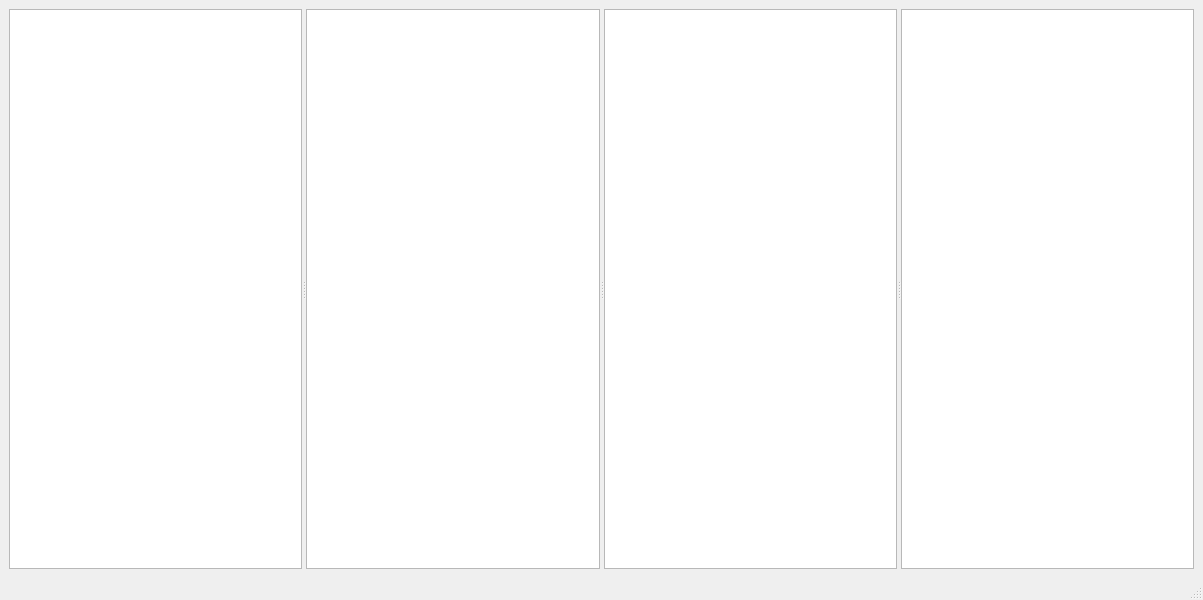
This is UI/Widgets/mainwindow.ui in d029940/QtAnalyzeGPX as Qt 5 draws it before an edit. The edited form follows.
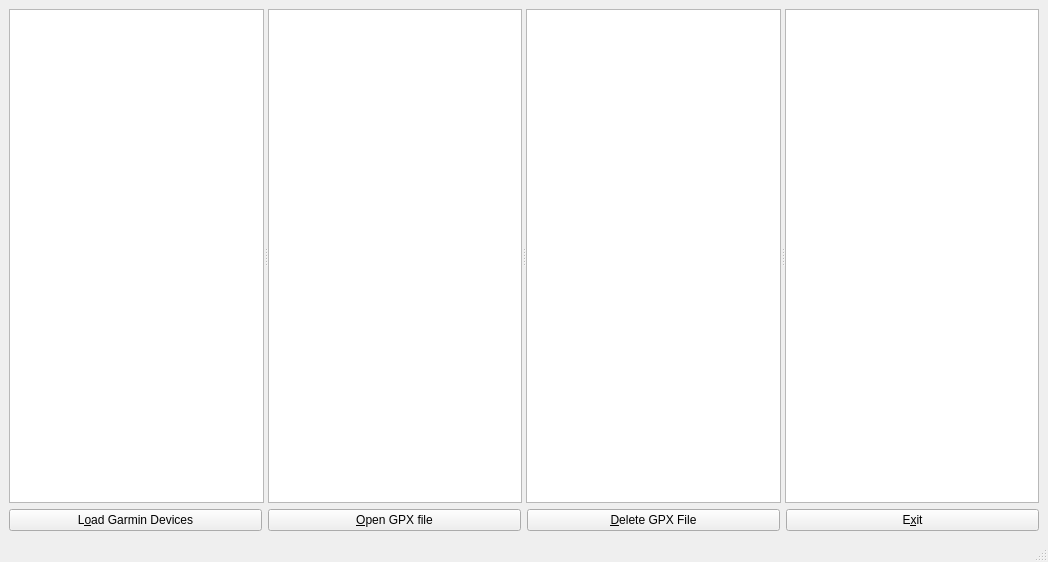
This is the edited form.

The edit to the form file:
```diff
--- a/UI/Widgets/mainwindow.ui
+++ b/UI/Widgets/mainwindow.ui
@@ -6,8 +6,8 @@
    <rect>
     <x>0</x>
     <y>0</y>
-    <width>1203</width>
-    <height>600</height>
+    <width>1048</width>
+    <height>562</height>
    </rect>
   </property>
   <property name="windowTitle">
@@ -21,11 +21,46 @@
        <enum>Qt::Horizontal</enum>
       </property>
       <widget class="QTreeView" name="dirTreeView"/>
-      <widget class="QListView" name="trkListView"/>
-      <widget class="QListView" name="wptListView"/>
-      <widget class="QListView" name="rteListView"/>
+      <widget class="QTableView" name="trkListView"/>
+      <widget class="QTableView" name="wptListView"/>
+      <widget class="QTableView" name="rteListView"/>
      </widget>
     </item>
+    <item>
+     <layout class="QHBoxLayout" name="horizontalLayout">
+      <item>
+       <widget class="QPushButton" name="loadGpxButton">
+        <property name="text">
+         <string>L&amp;oad Garmin Devices</string>
+        </property>
+       </widget>
+      </item>
+      <item>
+       <widget class="QPushButton" name="openGpxButton">
+        <property name="text">
+         <string>&amp;Open GPX file</string>
+        </property>
+       </widget>
+      </item>
+      <item>
+       <widget class="QPushButton" name="deleteGpxButton">
+        <property name="toolTip">
+         <string extracomment="Delete selected GPX file"/>
+        </property>
+        <property name="text">
+         <string>&amp;Delete GPX File</string>
+        </property>
+       </widget>
+      </item>
+      <item>
+       <widget class="QPushButton" name="exitButton">
+        <property name="text">
+         <string>E&amp;xit</string>
+        </property>
+       </widget>
+      </item>
+     </layout>
+    </item>
    </layout>
   </widget>
   <widget class="QMenuBar" name="menubar">
```
Left out of the diff: 2 changed lines with no effect on the pictures.
